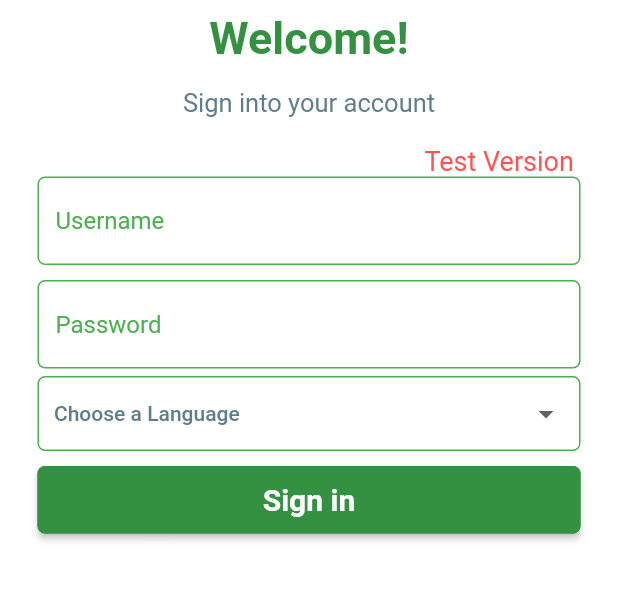
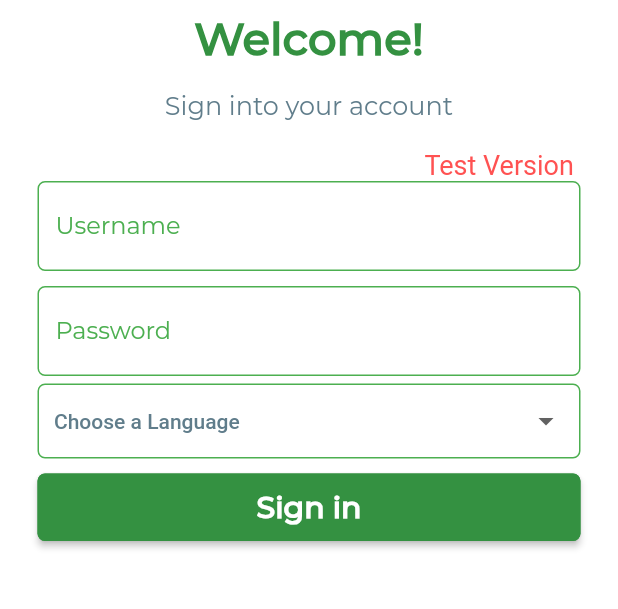
Before and after one commit to healthyentrepreneurs/hemobile, a Flutter app: the screen it shows after launch, on a phone screen of 412 x 824 dp, the part 332-941 px from its top. Run offline on Flutter 3.47's test engine with Material 2 defaults, Android fonts, the phone set to English and light mode, and no system bars; our stand-ins replace chewie, cloud_firestore, connectivity, dio, firebase_core, firebase_crashlytics and 12 more; missing offline and left inert: cool_stepper, external_path, file_utils, filesystem_picker, flutter_archive, flutter_cache_manager_firebase and 3 more; accounts and stored records are empty; generated files the repository leaves out were written again.

Commit message:
changes in fonts

```diff
--- a/lib/main.dart
+++ b/lib/main.dart
@@ -72,6 +72,7 @@ class _MyAppState extends State<MyApp> {
             accentColor: Colors.green,
             primarySwatch: Colors.green,
             visualDensity: VisualDensity.adaptivePlatformDensity,
+            fontFamily: 'Montserrat'
           ),
           home: papa == 1 ? LoginPage() : Homepage(),
         );
```
